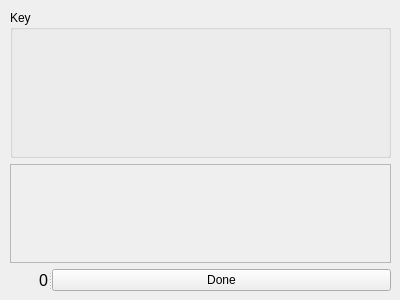
Above: MarketSimulation/decryptionwindow.ui from dwattttt/marketsim before the change. Below: the same form after it.
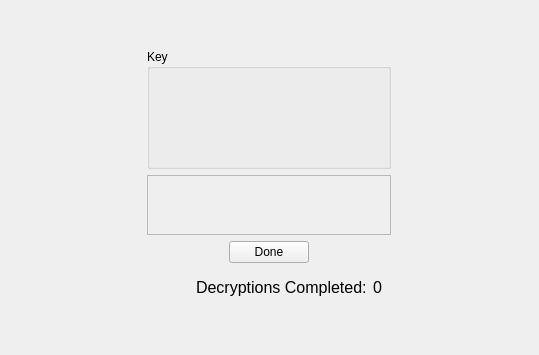
That is the form after the change.

Commit message: Changed layout of decryption window according to Digsy's suggestions

```diff
--- a/MarketSimulation/decryptionwindow.ui
+++ b/MarketSimulation/decryptionwindow.ui
@@ -6,96 +6,196 @@
    <rect>
     <x>0</x>
     <y>0</y>
-    <width>400</width>
-    <height>300</height>
+    <width>539</width>
+    <height>355</height>
    </rect>
   </property>
   <property name="windowTitle">
    <string>Form</string>
   </property>
-  <widget class="QWidget" name="">
-   <property name="geometry">
-    <rect>
-     <x>10</x>
-     <y>10</y>
-     <width>381</width>
-     <height>281</height>
-    </rect>
-   </property>
+  <layout class="QHBoxLayout" name="horizontalLayout_4">
+   <item>
+    <layout class="QHBoxLayout" name="horizontalLayout">
+     <item>
+      <spacer name="horizontalSpacer">
+       <property name="orientation">
+        <enum>Qt::Horizontal</enum>
+       </property>
+       <property name="sizeType">
+        <enum>QSizePolicy::Expanding</enum>
+       </property>
+       <property name="sizeHint" stdset="0">
+        <size>
+         <width>200</width>
+         <height>20</height>
+        </size>
+       </property>
+      </spacer>
+     </item>
+     <item>
    <layout class="QVBoxLayout" name="verticalLayout">
+       <item>
+        <spacer name="verticalSpacer">
+         <property name="orientation">
+          <enum>Qt::Vertical</enum>
+         </property>
+         <property name="sizeHint" stdset="0">
+          <size>
+           <width>20</width>
+           <height>40</height>
+          </size>
+         </property>
+        </spacer>
+       </item>
     <item>
      <widget class="QGroupBox" name="groupBox">
       <property name="enabled">
        <bool>true</bool>
       </property>
       <property name="sizePolicy">
-       <sizepolicy hsizetype="Preferred" vsizetype="Minimum">
+          <sizepolicy hsizetype="Expanding" vsizetype="Maximum">
         <horstretch>0</horstretch>
-        <verstretch>30</verstretch>
-       </sizepolicy>
-      </property>
+           <verstretch>31</verstretch>
+          </sizepolicy>
+         </property>
+         <property name="minimumSize">
+          <size>
+           <width>200</width>
+           <height>120</height>
+          </size>
+         </property>
       <property name="title">
        <string>Key</string>
       </property>
-      <widget class="QWidget" name="gridLayoutWidget">
-       <property name="geometry">
-        <rect>
-         <x>9</x>
-         <y>20</y>
-         <width>361</width>
-         <height>121</height>
-        </rect>
-       </property>
+         <layout class="QHBoxLayout" name="horizontalLayout_3">
+          <item>
        <layout class="QGridLayout" name="keyGrid">
         <property name="sizeConstraint">
          <enum>QLayout::SetMaximumSize</enum>
         </property>
        </layout>
-      </widget>
+          </item>
+         </layout>
      </widget>
     </item>
     <item>
      <widget class="QFrame" name="frame">
       <property name="sizePolicy">
-       <sizepolicy hsizetype="Preferred" vsizetype="Minimum">
+          <sizepolicy hsizetype="Expanding" vsizetype="Maximum">
         <horstretch>0</horstretch>
         <verstretch>20</verstretch>
        </sizepolicy>
       </property>
+         <property name="minimumSize">
+          <size>
+           <width>200</width>
+           <height>60</height>
+          </size>
+         </property>
+         <property name="layoutDirection">
+          <enum>Qt::LeftToRight</enum>
+         </property>
       <property name="frameShape">
        <enum>QFrame::StyledPanel</enum>
       </property>
       <property name="frameShadow">
        <enum>QFrame::Raised</enum>
       </property>
-      <widget class="QWidget" name="gridLayoutWidget_2">
-       <property name="geometry">
-        <rect>
-         <x>9</x>
-         <y>9</y>
-         <width>361</width>
-         <height>81</height>
-        </rect>
-       </property>
+         <layout class="QHBoxLayout" name="horizontalLayout_2">
+          <item>
        <layout class="QGridLayout" name="guessGrid">
         <property name="sizeConstraint">
          <enum>QLayout::SetMinimumSize</enum>
         </property>
        </layout>
-      </widget>
+          </item>
+         </layout>
+        </widget>
+       </item>
+       <item>
+        <layout class="QHBoxLayout" name="horizontalLayout_7">
+         <item>
+          <spacer name="horizontalSpacer_4">
+           <property name="orientation">
+            <enum>Qt::Horizontal</enum>
+           </property>
+           <property name="sizeHint" stdset="0">
+            <size>
+             <width>40</width>
+             <height>20</height>
+            </size>
+           </property>
+          </spacer>
+         </item>
+         <item>
+          <widget class="QPushButton" name="btnSubmit">
+           <property name="sizePolicy">
+            <sizepolicy hsizetype="Minimum" vsizetype="Fixed">
+             <horstretch>0</horstretch>
+             <verstretch>0</verstretch>
+            </sizepolicy>
+           </property>
+           <property name="text">
+            <string>Done</string>
+           </property>
      </widget>
     </item>
     <item>
-     <widget class="QSplitter" name="splitter">
+          <spacer name="horizontalSpacer_5">
+           <property name="orientation">
+            <enum>Qt::Horizontal</enum>
+           </property>
+           <property name="sizeHint" stdset="0">
+            <size>
+             <width>40</width>
+             <height>20</height>
+            </size>
+           </property>
+          </spacer>
+         </item>
+        </layout>
+       </item>
+       <item>
+        <widget class="QWidget" name="widget" native="true">
       <property name="sizePolicy">
-       <sizepolicy hsizetype="Expanding" vsizetype="Maximum">
+          <sizepolicy hsizetype="MinimumExpanding" vsizetype="Preferred">
         <horstretch>0</horstretch>
         <verstretch>0</verstretch>
        </sizepolicy>
       </property>
+         <property name="minimumSize">
+          <size>
+           <width>0</width>
+           <height>22</height>
+          </size>
+         </property>
+         <layout class="QHBoxLayout" name="horizontalLayout_5">
+          <item>
+           <spacer name="horizontalSpacer_3">
       <property name="orientation">
        <enum>Qt::Horizontal</enum>
       </property>
+            <property name="sizeHint" stdset="0">
+             <size>
+              <width>40</width>
+              <height>20</height>
+             </size>
+            </property>
+           </spacer>
+          </item>
+          <item>
+           <widget class="QLabel" name="label">
+            <property name="font">
+             <font>
+              <pointsize>12</pointsize>
+             </font>
+            </property>
+            <property name="text">
+             <string>Decryptions Completed:</string>
+            </property>
+           </widget>
+          </item>
+          <item>
       <widget class="QLabel" name="lblScore">
        <property name="font">
         <font>
@@ -109,21 +209,41 @@
         <set>Qt::AlignRight|Qt::AlignTrailing|Qt::AlignVCenter</set>
        </property>
       </widget>
-      <widget class="QPushButton" name="btnSubmit">
-       <property name="sizePolicy">
-        <sizepolicy hsizetype="Minimum" vsizetype="Fixed">
-         <horstretch>0</horstretch>
-         <verstretch>0</verstretch>
-        </sizepolicy>
-       </property>
-       <property name="text">
-        <string>Done</string>
-       </property>
-      </widget>
-     </widget>
-    </item>
-   </layout>
-  </widget>
+          </item>
+         </layout>
+        </widget>
+       </item>
+       <item>
+        <spacer name="verticalSpacer_2">
+         <property name="orientation">
+          <enum>Qt::Vertical</enum>
+         </property>
+         <property name="sizeHint" stdset="0">
+          <size>
+           <width>20</width>
+           <height>40</height>
+          </size>
+         </property>
+        </spacer>
+       </item>
+      </layout>
+     </item>
+     <item>
+      <spacer name="horizontalSpacer_2">
+       <property name="orientation">
+        <enum>Qt::Horizontal</enum>
+       </property>
+       <property name="sizeHint" stdset="0">
+        <size>
+         <width>200</width>
+         <height>20</height>
+        </size>
+       </property>
+      </spacer>
+     </item>
+    </layout>
+   </item>
+  </layout>
  </widget>
  <resources/>
  <connections/>
```
Lines whose indentation alone changed are shown as unchanged. The commit also changes 1 other file.
